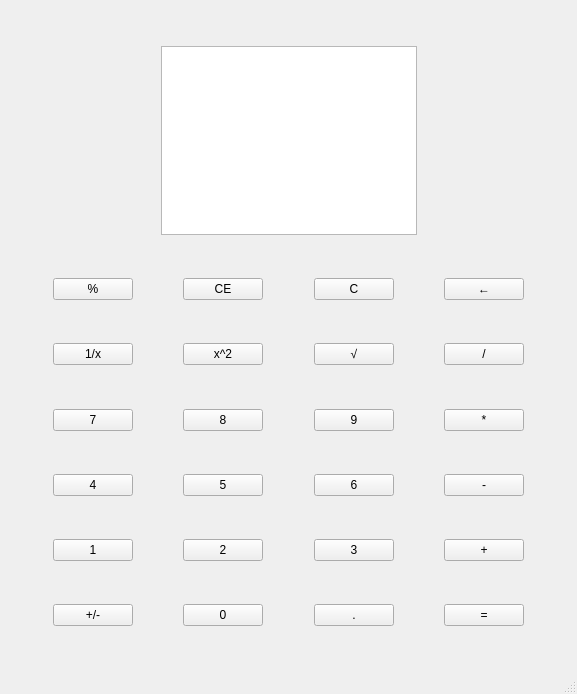
This is mainwindow.ui in brokensnow2/calc as Qt 5 draws it before an edit. The edited form follows.
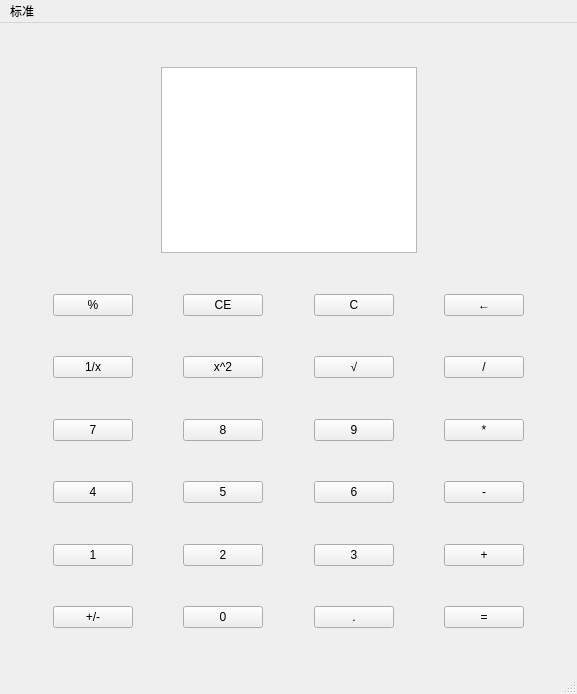
This is the edited form.

The edit to the form file:
```diff
--- a/mainwindow.ui
+++ b/mainwindow.ui
@@ -1059,6 +1059,12 @@
      <height>25</height>
     </rect>
    </property>
+   <widget class="QMenu" name="menu">
+    <property name="title">
+     <string>标准</string>
+    </property>
+   </widget>
+   <addaction name="menu"/>
   </widget>
   <widget class="QStatusBar" name="statusbar"/>
  </widget>
```
Left out of the diff: 48 changed lines with no effect on the pictures.
